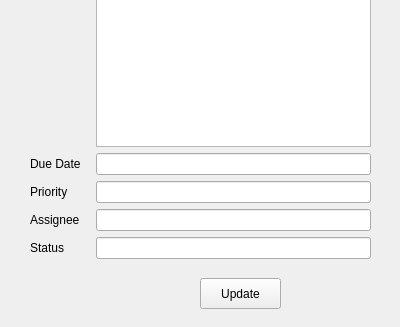
jaganiravi96/Task_Manager_Application, file updatetask.ui: the form before one commit; both pictures show x 0 to 400 and y 152 to 479 of the 400 by 479 pixel window.
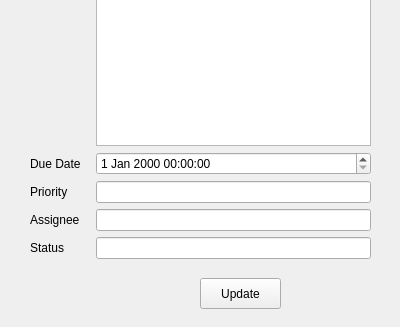
The form after the commit.

```diff
--- a/updatetask.ui
+++ b/updatetask.ui
@@ -84,9 +84,6 @@
       </property>
      </widget>
     </item>
-    <item row="3" column="1">
-     <widget class="QLineEdit" name="txtDueDateValue"/>
-    </item>
     <item row="4" column="1">
      <widget class="QLineEdit" name="txtPriorityValue"/>
     </item>
@@ -99,6 +96,9 @@
     <item row="0" column="1">
      <widget class="QLineEdit" name="txtTaskIdValue"/>
     </item>
+    <item row="3" column="1">
+     <widget class="QDateTimeEdit" name="dtDateValue"/>
+    </item>
    </layout>
   </widget>
   <widget class="QLabel" name="label">
```
